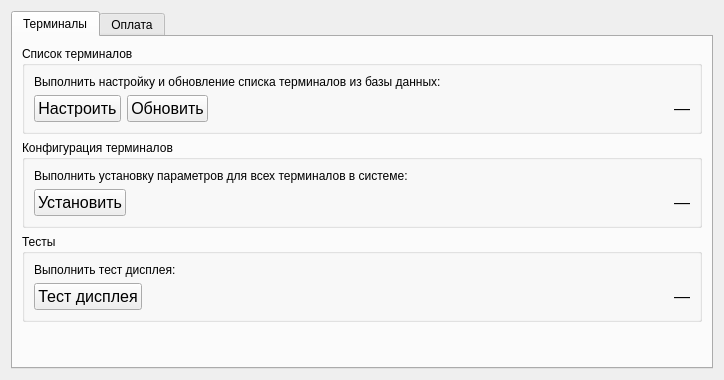
Old version of the form stoppark/config.ui in the repository vicgordienko/stoppark_panel.
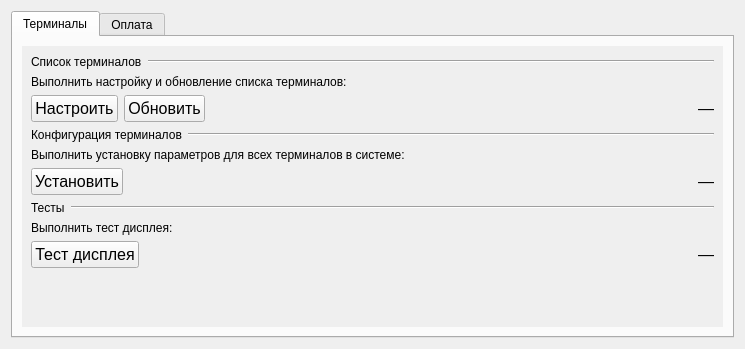
New version of the form.

```diff
--- a/stoppark/config.ui
+++ b/stoppark/config.ui
@@ -6,40 +6,86 @@
    <rect>
     <x>0</x>
     <y>0</y>
-    <width>724</width>
-    <height>380</height>
+    <width>745</width>
+    <height>349</height>
    </rect>
   </property>
+  <property name="sizePolicy">
+   <sizepolicy hsizetype="Expanding" vsizetype="Expanding">
+    <horstretch>0</horstretch>
+    <verstretch>0</verstretch>
+   </sizepolicy>
+  </property>
   <property name="windowTitle">
    <string>Form</string>
   </property>
-  <layout class="QHBoxLayout" name="horizontalLayout">
+  <layout class="QVBoxLayout" name="verticalLayout_4">
    <item>
     <widget class="QTabWidget" name="tabWidget">
      <property name="currentIndex">
       <number>0</number>
      </property>
      <widget class="QWidget" name="terminalsTab">
-      <property name="sizePolicy">
-       <sizepolicy hsizetype="Preferred" vsizetype="Preferred">
-        <horstretch>0</horstretch>
-        <verstretch>0</verstretch>
-       </sizepolicy>
-      </property>
       <attribute name="title">
        <string>Терминалы</string>
       </attribute>
-      <layout class="QVBoxLayout" name="verticalLayout_4">
+      <layout class="QVBoxLayout" name="verticalLayout_6">
        <item>
-        <widget class="QGroupBox" name="setupTerminalsGroup">
-         <property name="title">
-          <string>Список терминалов</string>
+        <widget class="QScrollArea" name="scrollArea">
+         <property name="styleSheet">
+          <string notr="true">QScrollArea &gt; QWidget {
+	background-color: white;
+}</string>
          </property>
+         <property name="frameShape">
+          <enum>QFrame::NoFrame</enum>
+         </property>
+         <property name="frameShadow">
+          <enum>QFrame::Plain</enum>
+         </property>
+         <property name="widgetResizable">
+          <bool>true</bool>
+         </property>
+         <widget class="QWidget" name="scrollAreaWidgetContents">
+          <property name="geometry">
+           <rect>
+            <x>0</x>
+            <y>0</y>
+            <width>703</width>
+            <height>287</height>
+           </rect>
+          </property>
+          <layout class="QVBoxLayout" name="verticalLayout_5">
+           <item>
          <layout class="QVBoxLayout" name="verticalLayout">
+             <item>
+              <layout class="QHBoxLayout" name="horizontalLayout_5">
+               <item>
+                <widget class="QLabel" name="label">
+                 <property name="text">
+                  <string>Список терминалов</string>
+                 </property>
+                </widget>
+               </item>
+               <item>
+                <widget class="Line" name="line">
+                 <property name="sizePolicy">
+                  <sizepolicy hsizetype="Expanding" vsizetype="Fixed">
+                   <horstretch>0</horstretch>
+                   <verstretch>0</verstretch>
+                  </sizepolicy>
+                 </property>
+                 <property name="orientation">
+                  <enum>Qt::Horizontal</enum>
+                 </property>
+                </widget>
+               </item>
+              </layout>
+             </item>
           <item>
            <widget class="QLabel" name="updateTerminalsHelp">
             <property name="text">
-             <string>Выполнить настройку и обновление списка терминалов из базы данных:</string>
+                <string>Выполнить настройку и обновление списка терминалов:</string>
             </property>
            </widget>
           </item>
@@ -97,14 +143,33 @@
            </layout>
           </item>
          </layout>
-        </widget>
        </item>
        <item>
-        <widget class="QGroupBox" name="updateConfigGroup">
-         <property name="title">
-          <string>Конфигурация терминалов</string>
-         </property>
          <layout class="QVBoxLayout" name="verticalLayout_2">
+             <item>
+              <layout class="QHBoxLayout" name="horizontalLayout_6">
+               <item>
+                <widget class="QLabel" name="label_2">
+                 <property name="text">
+                  <string>Конфигурация терминалов</string>
+                 </property>
+                </widget>
+               </item>
+               <item>
+                <widget class="Line" name="line_2">
+                 <property name="sizePolicy">
+                  <sizepolicy hsizetype="Expanding" vsizetype="Fixed">
+                   <horstretch>0</horstretch>
+                   <verstretch>0</verstretch>
+                  </sizepolicy>
+                 </property>
+                 <property name="orientation">
+                  <enum>Qt::Horizontal</enum>
+                 </property>
+                </widget>
+               </item>
+              </layout>
+             </item>
           <item>
            <widget class="QLabel" name="updateConfigHelp">
             <property name="text">
@@ -154,14 +219,33 @@
            </layout>
           </item>
          </layout>
-        </widget>
        </item>
        <item>
-        <widget class="QGroupBox" name="testBox">
-         <property name="title">
-          <string>Тесты</string>
-         </property>
          <layout class="QVBoxLayout" name="verticalLayout_3">
+             <item>
+              <layout class="QHBoxLayout" name="horizontalLayout_7">
+               <item>
+                <widget class="QLabel" name="label_3">
+                 <property name="text">
+                  <string>Тесты</string>
+                 </property>
+                </widget>
+               </item>
+               <item>
+                <widget class="Line" name="line_3">
+                 <property name="sizePolicy">
+                  <sizepolicy hsizetype="Expanding" vsizetype="Fixed">
+                   <horstretch>0</horstretch>
+                   <verstretch>0</verstretch>
+                  </sizepolicy>
+                 </property>
+                 <property name="orientation">
+                  <enum>Qt::Horizontal</enum>
+                 </property>
+                </widget>
+               </item>
+              </layout>
+             </item>
           <item>
            <widget class="QLabel" name="testHelp">
             <property name="text">
@@ -211,7 +295,6 @@
            </layout>
           </item>
          </layout>
-        </widget>
        </item>
        <item>
         <spacer name="verticalSpacer">
@@ -221,10 +304,14 @@
          <property name="sizeHint" stdset="0">
           <size>
            <width>20</width>
-           <height>132</height>
+               <height>35</height>
           </size>
          </property>
         </spacer>
+           </item>
+          </layout>
+         </widget>
+        </widget>
        </item>
       </layout>
      </widget>
```
Lines whose indentation alone changed are shown as unchanged.
